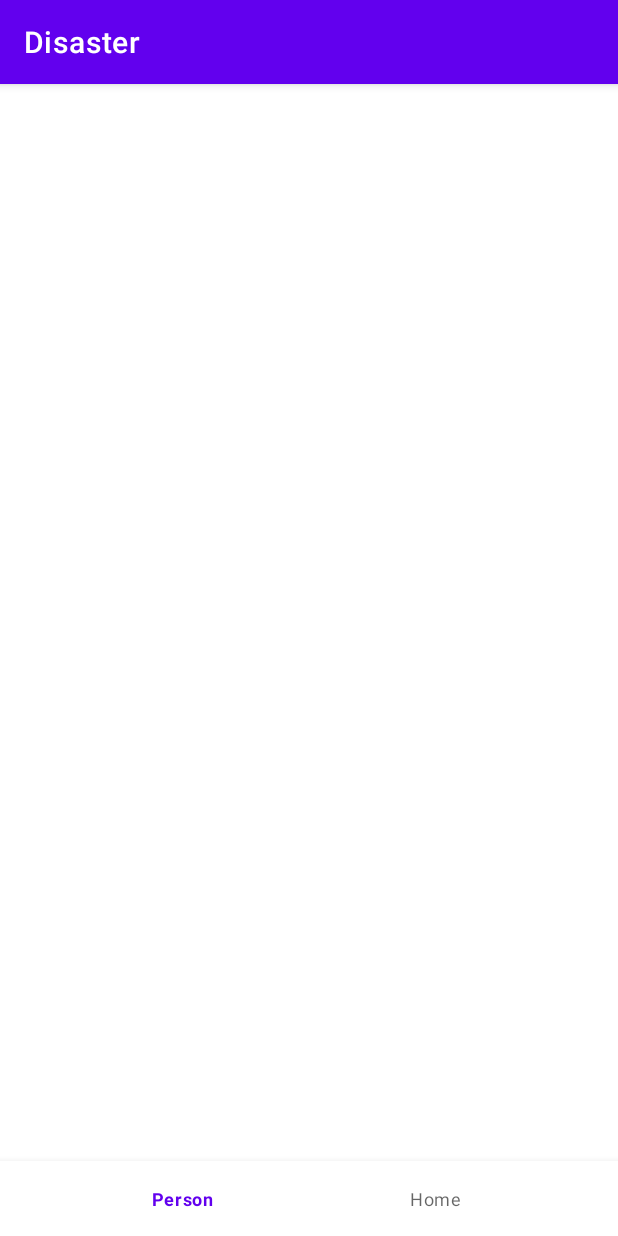
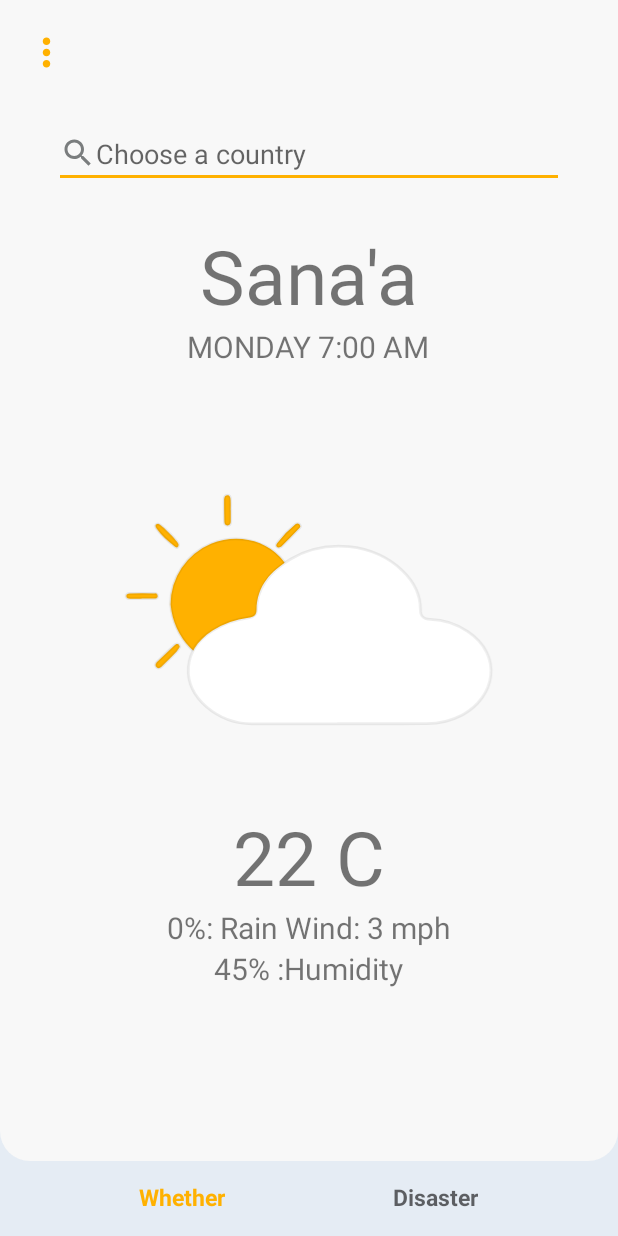
Before and after one commit to EssaShehab99/Disaster, an Android app: the screen it shows after launch (MainActivity), on a phone screen of 412 x 824 dp. Run offline under Robolectric (Android 15) with nearby library versions, the phone set to English and light mode, and no system bars.

Commit message:
whether screen done

```diff
--- /dev/null
+++ b/app/src/main/java/com/example/disaster/DisasterFragment.java
@@ -0,0 +1,64 @@
+package com.example.disaster;
+
+import android.os.Bundle;
+
+import androidx.fragment.app.Fragment;
+
+import android.view.LayoutInflater;
+import android.view.View;
+import android.view.ViewGroup;
+
+/**
+ * A simple {@link Fragment} subclass.
+ * Use the {@link DisasterFragment#newInstance} factory method to
+ * create an instance of this fragment.
+ */
+public class DisasterFragment extends Fragment {
+
+    // TODO: Rename parameter arguments, choose names that match
+    // the fragment initialization parameters, e.g. ARG_ITEM_NUMBER
+    private static final String ARG_PARAM1 = "param1";
+    private static final String ARG_PARAM2 = "param2";
+
+    // TODO: Rename and change types of parameters
+    private String mParam1;
+    private String mParam2;
+
+    public DisasterFragment() {
+        // Required empty public constructor
+    }
+
+    /**
+     * Use this factory method to create a new instance of
+     * this fragment using the provided parameters.
+     *
+     * @param param1 Parameter 1.
+     * @param param2 Parameter 2.
+     * @return A new instance of fragment DisasterFragment.
+     */
+    // TODO: Rename and change types and number of parameters
+    public static DisasterFragment newInstance(String param1, String param2) {
+        DisasterFragment fragment = new DisasterFragment();
+        Bundle args = new Bundle();
+        args.putString(ARG_PARAM1, param1);
+        args.putString(ARG_PARAM2, param2);
+        fragment.setArguments(args);
+        return fragment;
+    }
+
+    @Override
+    public void onCreate(Bundle savedInstanceState) {
+        super.onCreate(savedInstanceState);
+        if (getArguments() != null) {
+            mParam1 = getArguments().getString(ARG_PARAM1);
+            mParam2 = getArguments().getString(ARG_PARAM2);
+        }
+    }
+
+    @Override
+    public View onCreateView(LayoutInflater inflater, ViewGroup container,
+                             Bundle savedInstanceState) {
+        // Inflate the layout for this fragment
+        return inflater.inflate(R.layout.fragment_disaster, container, false);
+    }
+}
--- a/app/src/main/java/com/example/disaster/MainActivity.java
+++ b/app/src/main/java/com/example/disaster/MainActivity.java
@@ -1,14 +1,37 @@
 package com.example.disaster;
 
 import androidx.appcompat.app.AppCompatActivity;
+import androidx.fragment.app.Fragment;
 
 import android.os.Bundle;
 
+import com.google.android.material.bottomnavigation.BottomNavigationView;
+
 public class MainActivity extends AppCompatActivity {
+    BottomNavigationView bottomNavigation;
 
     @Override
     protected void onCreate(Bundle savedInstanceState) {
         super.onCreate(savedInstanceState);
         setContentView(R.layout.activity_main);
+        bottomNavigation = findViewById(R.id.bottomNavigation);
+        getSupportFragmentManager().beginTransaction().replace(R.id.frameLayout,new WhetherFragment()).commit();
+        bottomNavigation.setOnItemSelectedListener(item -> {
+            switch (item.getItemId()) {
+                case R.id.whether:
+                    openFragment(new WhetherFragment());
+                    return true;
+                case R.id.disaster:
+                    openFragment(new DisasterFragment());
+                    return true;
+            }
+            return false;
+        });
+
     }
+    public void openFragment(Fragment fragment) {
+        getSupportFragmentManager().beginTransaction().replace(R.id.frameLayout,fragment).commit();
+
+    }
+
 }
--- /dev/null
+++ b/app/src/main/java/com/example/disaster/WhetherFragment.java
@@ -0,0 +1,64 @@
+package com.example.disaster;
+
+import android.os.Bundle;
+
+import androidx.fragment.app.Fragment;
+
+import android.view.LayoutInflater;
+import android.view.View;
+import android.view.ViewGroup;
+
+/**
+ * A simple {@link Fragment} subclass.
+ * Use the {@link WhetherFragment#newInstance} factory method to
+ * create an instance of this fragment.
+ */
+public class WhetherFragment extends Fragment {
+
+    // TODO: Rename parameter arguments, choose names that match
+    // the fragment initialization parameters, e.g. ARG_ITEM_NUMBER
+    private static final String ARG_PARAM1 = "param1";
+    private static final String ARG_PARAM2 = "param2";
+
+    // TODO: Rename and change types of parameters
+    private String mParam1;
+    private String mParam2;
+
+    public WhetherFragment() {
+        // Required empty public constructor
+    }
+
+    /**
+     * Use this factory method to create a new instance of
+     * this fragment using the provided parameters.
+     *
+     * @param param1 Parameter 1.
+     * @param param2 Parameter 2.
+     * @return A new instance of fragment WhetherFragment.
+     */
+    // TODO: Rename and change types and number of parameters
+    public static WhetherFragment newInstance(String param1, String param2) {
+        WhetherFragment fragment = new WhetherFragment();
+        Bundle args = new Bundle();
+        args.putString(ARG_PARAM1, param1);
+        args.putString(ARG_PARAM2, param2);
+        fragment.setArguments(args);
+        return fragment;
+    }
+
+    @Override
+    public void onCreate(Bundle savedInstanceState) {
+        super.onCreate(savedInstanceState);
+        if (getArguments() != null) {
+            mParam1 = getArguments().getString(ARG_PARAM1);
+            mParam2 = getArguments().getString(ARG_PARAM2);
+        }
+    }
+
+    @Override
+    public View onCreateView(LayoutInflater inflater, ViewGroup container,
+                             Bundle savedInstanceState) {
+        // Inflate the layout for this fragment
+        return inflater.inflate(R.layout.fragment_whether, container, false);
+    }
+}
--- /dev/null
+++ b/app/src/main/res/drawable/ic_baseline_search_24.xml
@@ -0,0 +1,5 @@
+<vector android:height="24dp" android:tint="#7A7D7E"
+    android:viewportHeight="24" android:viewportWidth="24"
+    android:width="24dp" xmlns:android="http://schemas.android.com/apk/res/android">
+    <path android:fillColor="@android:color/white" android:pathData="M15.5,14h-0.79l-0.28,-0.27C15.41,12.59 16,11.11 16,9.5 16,5.91 13.09,3 9.5,3S3,5.91 3,9.5 5.91,16 9.5,16c1.61,0 3.09,-0.59 4.23,-1.57l0.27,0.28v0.79l5,4.99L20.49,19l-4.99,-5zM9.5,14C7.01,14 5,11.99 5,9.5S7.01,5 9.5,5 14,7.01 14,9.5 11.99,14 9.5,14z"/>
+</vector>
--- /dev/null
+++ b/app/src/main/res/drawable/ic_menu.xml
@@ -0,0 +1,5 @@
+<vector android:height="24dp" android:tint="@color/secondary"
+    android:viewportHeight="24" android:viewportWidth="24"
+    android:width="24dp" xmlns:android="http://schemas.android.com/apk/res/android">
+    <path android:fillColor="@android:color/white" android:pathData="M12,8c1.1,0 2,-0.9 2,-2s-0.9,-2 -2,-2 -2,0.9 -2,2 0.9,2 2,2zM12,10c-1.1,0 -2,0.9 -2,2s0.9,2 2,2 2,-0.9 2,-2 -0.9,-2 -2,-2zM12,16c-1.1,0 -2,0.9 -2,2s0.9,2 2,2 2,-0.9 2,-2 -0.9,-2 -2,-2z"/>
+</vector>
--- /dev/null
+++ b/app/src/main/res/drawable/ic_whether.xml
@@ -0,0 +1,48 @@
+<vector xmlns:android="http://schemas.android.com/apk/res/android"
+    android:width="203dp"
+    android:height="130dp"
+    android:viewportWidth="203"
+    android:viewportHeight="130">
+  <path
+      android:pathData="M27.2,62A35.12,35.12 0,0 1,48.92 29.43c13.2,-5.28 27.72,-2.5 37,7.08 3.93,4.05 4,5.63 0,9.34A34.7,34.7 0,0 0,74.67 65.43c-0.55,2.95 -1.78,4.53 -4.92,5.3 -9.87,2.42 -18.89,6.58 -25.48,14.73 -2.24,2.78 -4,2.52 -6.42,0A39.46,39.46 0,0 1,27.2 62Z"
+      android:fillColor="#ffb100"
+
+      android:strokeWidth="1.5"
+      android:strokeColor="#12000000"
+      />
+  <path
+      android:pathData="M11.64,58.89c-2.08,0 -4.16,0 -6.24,0 -0.89,0 -1.83,-0.23 -1.94,-1.28s0.8,-1.52 1.68,-1.53q6.78,-0.07 13.56,0a1.42,1.42 0,0 1,1.57 1.27,1.45 1.45,0 0,1 0,0.36c-0.1,0.85 -0.89,1.14 -1.65,1.15 -2.33,0 -4.65,0 -7,0Z"
+      android:fillColor="#ffb100"
+
+      android:strokeWidth="1.5"
+      android:strokeColor="#12000000"/>
+  <path
+      android:pathData="M20.48,18.71c1.63,0.11 11,9.7 11,11.12s-0.83,2.05 -1.86,1.2c-3.66,-3 -7.32,-6.11 -10,-10C18.85,20 19,18.81 20.48,18.71Z"
+      android:fillColor="#ffb100"
+
+      android:strokeWidth="1.5"
+      android:strokeColor="#12000000"/>
+  <path
+      android:pathData="M59.5,11.48c0,1.95 0,3.9 0,5.85 0,1.15 -0.38,2.3 -1.83,2.22 -1.18,-0.06 -1.58,-1 -1.6,-2.09 -0.08,-3.78 -0.18,-7.55 -0.15,-11.33 0,-1.2 0.28,-2.74 1.76,-2.81S59.38,4.8 59.44,6c0.09,1.82 0,3.65 0,5.48Z"
+      android:fillColor="#ffb100"
+
+      android:strokeWidth="1.5"
+      android:strokeColor="#12000000"/>
+  <path
+      android:pathData="M32.17,84.8a17.83,17.83 0,0 1,-1.67 2.44q-3.87,4.07 -7.88,8c-0.78,0.76 -1.87,1.5 -2.88,0.53s-0.43,-2.14 0.35,-2.92c3,-3 6.06,-5.93 9.15,-8.84 0.61,-0.57 1.43,-1.09 2.29,-0.51C31.85,83.72 31.93,84.29 32.17,84.8Z"
+      android:fillColor="#ffb100"
+
+      android:strokeWidth="1.5"
+      android:strokeColor="#12000000"/>
+  <path
+      android:pathData="M85.39,31.42c-1.73,-0.21 -1.73,-1.37 -1,-2.34A60.14,60.14 0,0 1,94.22 19a1.58,1.58 0,0 1,2.23 0.05l0.07,0.09a1.26,1.26 0,0 1,0 1.68q-4.87,5.12 -9.85,10.12C86.41,31.22 85.82,31.26 85.39,31.42Z"
+      android:fillColor="#ffb100"
+
+      android:strokeWidth="1.5"
+      android:strokeColor="#12000000"/>
+  <path
+      android:pathData="M117.37,126.13c-15.32,0 -30.64,0.08 -46,0a37.33,37.33 0,0 1,-24.8 -9C32.23,104.73 33.73,86.07 49.8,76a46.69,46.69 0,0 1,19.13 -6.84c2.78,-0.35 4.35,-1.26 4.4,-4.19C73.54,52 81,43.88 91.5,37.71c19.17,-11.32 44.76,-8.63 60.28,6.29 5.91,5.68 9.54,12.39 9.51,20.7 0,3.86 1.57,5.23 5.38,5.32a36.91,36.91 0,0 1,20.08 6.62c19.18,12.87 14.47,35.13 -2.74,44.62a41.37,41.37 0,0 1,-20.18 4.82c-15.49,0.08 -31,0 -46.46,0Z"
+      android:fillColor="#fff"
+      android:strokeWidth="1.5"
+      android:strokeColor="#12000000"/>
+</vector>
--- /dev/null
+++ b/app/src/main/res/drawable/layout_shape.xml
@@ -0,0 +1,9 @@
+<?xml version="1.0" encoding="UTF-8"?>
+<shape xmlns:android="http://schemas.android.com/apk/res/android">
+
+    <solid android:color="@color/white"/>
+
+    <corners android:bottomRightRadius="20dp" android:bottomLeftRadius="20dp"
+        android:topLeftRadius="0dp" android:topRightRadius="0dp"/>
+
+</shape>
--- a/app/src/main/res/layout/activity_main.xml
+++ b/app/src/main/res/layout/activity_main.xml
@@ -4,30 +4,49 @@
     xmlns:app="http://schemas.android.com/apk/res-auto"
     xmlns:tools="http://schemas.android.com/tools"
     android:layout_width="match_parent"
+    android:background="@color/background"
     android:layout_height="match_parent"
     tools:context=".MainActivity">
 
+    <Toolbar
+        android:id="@+id/toolbar"
+        android:layout_width="match_parent"
+        android:layout_height="70dp"
+        app:layout_constraintEnd_toEndOf="parent"
+        app:layout_constraintStart_toStartOf="parent"
+        app:layout_constraintTop_toTopOf="parent"
+        android:background="@color/white">
+        <ImageView
+            android:layout_width="30dp"
+            android:layout_height="30dp"
+            android:src="@drawable/ic_menu" />
+    </Toolbar>
+
     <FrameLayout
-        android:id="@+id/flFragment"
+        android:id="@+id/frameLayout"
         android:layout_width="match_parent"
         android:layout_height="0dp"
-        app:layout_constraintBottom_toTopOf="@+id/bottomNavigationView"
+        app:layout_constraintBottom_toTopOf="@+id/bottomNavigation"
         app:layout_constraintEnd_toEndOf="parent"
         app:layout_constraintHorizontal_bias="0.5"
         app:layout_constraintStart_toStartOf="parent"
-        app:layout_constraintTop_toTopOf="parent" />
+        app:layout_constraintTop_toBottomOf="@+id/toolbar" />
 
     <com.google.android.material.bottomnavigation.BottomNavigationView
-        android:id="@+id/bottomNavigationView"
+        android:id="@+id/bottomNavigation"
         android:layout_width="match_parent"
         android:layout_height="50dp"
+        android:clipToPadding="false"
         android:paddingBottom="10dp"
-        android:clipToPadding="false"
         app:labelVisibilityMode="labeled"
+        app:elevation="0dp"
+        app:itemTextAppearanceActive="@style/BottomNavigationView.Active"
+        app:itemTextAppearanceInactive="@style/BottomNavigationView"
         app:layout_constraintBottom_toBottomOf="parent"
         app:layout_constraintEnd_toEndOf="parent"
+        app:layout_constraintHorizontal_bias="0.0"
         app:layout_constraintStart_toStartOf="parent"
-
-        app:menu="@menu/bottom_nav_menu"/>
+        android:background="@color/background"
+        app:menu="@menu/bottom_nav_menu" />
 
 </androidx.constraintlayout.widget.ConstraintLayout>
--- /dev/null
+++ b/app/src/main/res/layout/fragment_disaster.xml
@@ -0,0 +1,10 @@
+<?xml version="1.0" encoding="utf-8"?>
+<FrameLayout xmlns:android="http://schemas.android.com/apk/res/android"
+    xmlns:tools="http://schemas.android.com/tools"
+    android:layout_width="match_parent"
+    android:layout_height="match_parent"
+    android:background="@drawable/layout_shape"
+    tools:context=".DisasterFragment">
+
+
+</FrameLayout>
--- /dev/null
+++ b/app/src/main/res/layout/fragment_whether.xml
@@ -0,0 +1,93 @@
+<?xml version="1.0" encoding="utf-8"?>
+<FrameLayout xmlns:android="http://schemas.android.com/apk/res/android"
+    xmlns:tools="http://schemas.android.com/tools"
+    android:layout_width="match_parent"
+    android:background="@drawable/layout_shape"
+    android:layout_height="match_parent"
+    tools:context=".WhetherFragment">
+
+   <LinearLayout
+       android:layout_width="match_parent"
+       android:layout_height="match_parent"
+       android:orientation="vertical"
+       android:padding="20dp">
+     <LinearLayout
+         android:layout_width="wrap_content"
+         android:layout_height="wrap_content"
+         android:layout_weight="0"
+         android:orientation="vertical"
+         android:paddingHorizontal="20dp">
+         <EditText
+             android:id="@+id/editText1"
+             android:layout_width="match_parent"
+             android:layout_height="wrap_content"
+             android:drawableStart="@drawable/ic_baseline_search_24"
+             android:background="@null"
+             android:hint="Choose a country">
+
+             <requestFocus />
+         </EditText>
+         <View
+             android:id="@+id/UnderLine"
+             android:layout_width="match_parent"
+             android:layout_height="2dp"
+             android:layout_marginTop="2dp"
+             android:background="@color/secondary" />
+     </LinearLayout>
+       <LinearLayout
+         android:layout_width="match_parent"
+         android:layout_height="wrap_content"
+         android:layout_weight="2"
+           android:orientation="vertical"
+           android:gravity="center">
+           <TextView
+               android:layout_width="wrap_content"
+               android:layout_height="wrap_content"
+               android:text="Sana'a"
+               android:textSize="50sp" />
+           <TextView
+               android:layout_width="wrap_content"
+               android:layout_height="wrap_content"
+               android:text="MONDAY 7:00 AM"
+               android:textSize="20sp"
+               android:layout_gravity="center"/>
+     </LinearLayout>
+    <LinearLayout
+        android:layout_width="match_parent"
+        android:layout_height="wrap_content"
+        android:layout_weight="1"
+        android:orientation="vertical"
+        android:gravity="center">
+        <ImageView
+            android:layout_width="match_parent"
+            android:layout_height="match_parent"
+            android:src="@drawable/ic_whether"
+            android:padding="50dp"
+            android:elevation="8dp"/>
+    </LinearLayout>
+    <LinearLayout
+        android:layout_width="match_parent"
+        android:layout_height="wrap_content"
+        android:layout_weight="3"
+        android:orientation="vertical"
+        android:gravity="center|top">
+        <TextView
+            android:layout_width="wrap_content"
+            android:layout_height="wrap_content"
+            android:text="22 C"
+            android:textSize="50sp" />
+        <TextView
+            android:layout_width="wrap_content"
+            android:layout_height="wrap_content"
+            android:text="0%: Rain Wind: 3 mph"
+            android:textSize="20sp"
+            android:layout_gravity="center"/>
+        <TextView
+            android:layout_width="wrap_content"
+            android:layout_height="wrap_content"
+            android:text="45% :Humidity"
+            android:textSize="20sp"
+            android:layout_gravity="center"/>
+    </LinearLayout>
+   </LinearLayout>
+</FrameLayout>
--- a/app/src/main/res/menu/bottom_nav_menu.xml
+++ b/app/src/main/res/menu/bottom_nav_menu.xml
@@ -1,10 +1,10 @@
 <?xml version="1.0" encoding="utf-8"?>
 <menu xmlns:android="http://schemas.android.com/apk/res/android">
     <item
-        android:id="@+id/person"
-        android:title="Person"/>
+        android:id="@+id/whether"
+        android:title="Whether"/>
     <item
-        android:id="@+id/home"
-        android:title="Home"
+        android:id="@+id/disaster"
+        android:title="Disaster"
         />
 </menu>
--- a/app/src/main/res/values-night/themes.xml
+++ b/app/src/main/res/values-night/themes.xml
@@ -1,14 +1,11 @@
 <resources xmlns:tools="http://schemas.android.com/tools">
     <!-- Base application theme. -->
-    <style name="Theme.Disaster" parent="Theme.MaterialComponents.DayNight.DarkActionBar">
+    <style name="Theme.Disaster" parent="Theme.MaterialComponents.DayNight.NoActionBar">
         <!-- Primary brand color. -->
-        <item name="colorPrimary">@color/purple_200</item>
-        <item name="colorPrimaryVariant">@color/purple_700</item>
-        <item name="colorOnPrimary">@color/black</item>
+        <item name="colorPrimary">@color/secondary</item>
+        <item name="colorPrimaryVariant">@color/primary</item>
+        <item name="colorOnPrimary">@color/white</item>
         <!-- Secondary brand color. -->
-        <item name="colorSecondary">@color/teal_200</item>
-        <item name="colorSecondaryVariant">@color/teal_200</item>
-        <item name="colorOnSecondary">@color/black</item>
         <!-- Status bar color. -->
         <item name="android:statusBarColor" tools:targetApi="l">?attr/colorPrimaryVariant</item>
         <!-- Customize your theme here. -->
--- a/app/src/main/res/values/colors.xml
+++ b/app/src/main/res/values/colors.xml
@@ -1,10 +1,7 @@
 <?xml version="1.0" encoding="utf-8"?>
 <resources>
-    <color name="purple_200">#FFBB86FC</color>
-    <color name="purple_500">#FF6200EE</color>
-    <color name="purple_700">#FF3700B3</color>
-    <color name="teal_200">#FF03DAC5</color>
-    <color name="teal_700">#FF018786</color>
-    <color name="black">#FF000000</color>
-    <color name="white">#FFFFFFFF</color>
+    <color name="primary">#16688E</color>
+    <color name="secondary">#FFB100</color>
+    <color name="white">#F8F8F8</color>
+    <color name="background">#E5ECF4</color>
 </resources>
--- a/app/src/main/res/values/strings.xml
+++ b/app/src/main/res/values/strings.xml
@@ -1,3 +1,5 @@
 <resources>
     <string name="app_name">Disaster</string>
+    <!-- TODO: Remove or change this placeholder text -->
+    <string name="hello_blank_fragment">Hello blank fragment</string>
 </resources>
--- a/app/src/main/res/values/themes.xml
+++ b/app/src/main/res/values/themes.xml
@@ -1,16 +1,22 @@
 <resources xmlns:tools="http://schemas.android.com/tools">
     <!-- Base application theme. -->
-    <style name="Theme.Disaster" parent="Theme.MaterialComponents.DayNight.DarkActionBar">
+    <style name="Theme.Disaster" parent="Theme.MaterialComponents.DayNight.NoActionBar">
         <!-- Primary brand color. -->
-        <item name="colorPrimary">@color/purple_500</item>
-        <item name="colorPrimaryVariant">@color/purple_700</item>
+        <item name="colorPrimary">@color/secondary</item>
+        <item name="colorPrimaryVariant">@color/primary</item>
         <item name="colorOnPrimary">@color/white</item>
         <!-- Secondary brand color. -->
-        <item name="colorSecondary">@color/teal_200</item>
-        <item name="colorSecondaryVariant">@color/teal_700</item>
-        <item name="colorOnSecondary">@color/black</item>
         <!-- Status bar color. -->
         <item name="android:statusBarColor" tools:targetApi="l">?attr/colorPrimaryVariant</item>
         <!-- Customize your theme here. -->
     </style>
+    <style name="BottomNavigationView" parent="@style/TextAppearance.AppCompat.Caption">
+        <item name="android:textSize">15sp</item>
+        <item name="android:textStyle">bold</item>
+    </style>
+
+    <style name="BottomNavigationView.Active" parent="@style/TextAppearance.AppCompat.Caption">
+        <item name="android:textSize">15sp</item>
+        <item name="android:textStyle">bold</item>
+    </style>
 </resources>
```
